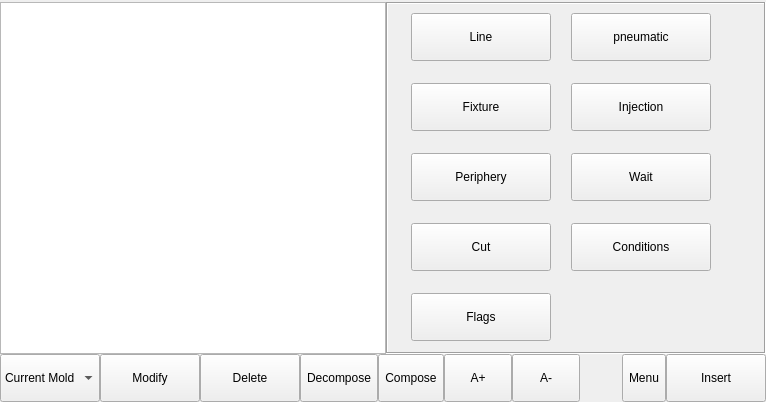
Before: the Qt Designer form hcinstruction/ichcinstructionpageframe.ui in GaussCheng/2-5AxisPunch, drawn with Qt 5.
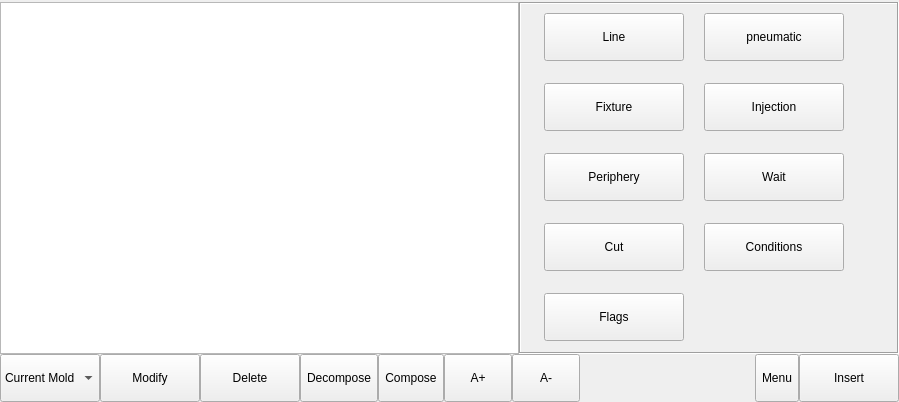
After: the same form once the commit is applied. Icons and pictures are not drawn.

Diff of the .ui file:
```diff
--- a/hcinstruction/ichcinstructionpageframe.ui
+++ b/hcinstruction/ichcinstructionpageframe.ui
@@ -6,7 +6,7 @@
    <rect>
     <x>0</x>
     <y>0</y>
-    <width>766</width>
+    <width>899</width>
     <height>402</height>
    </rect>
   </property>
```
